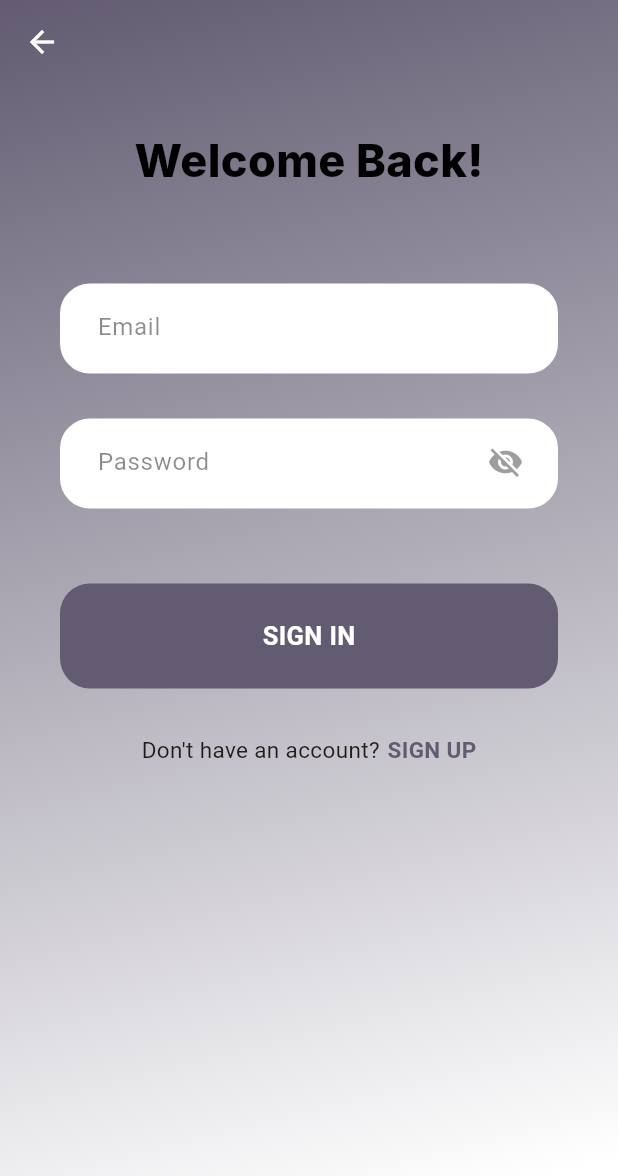
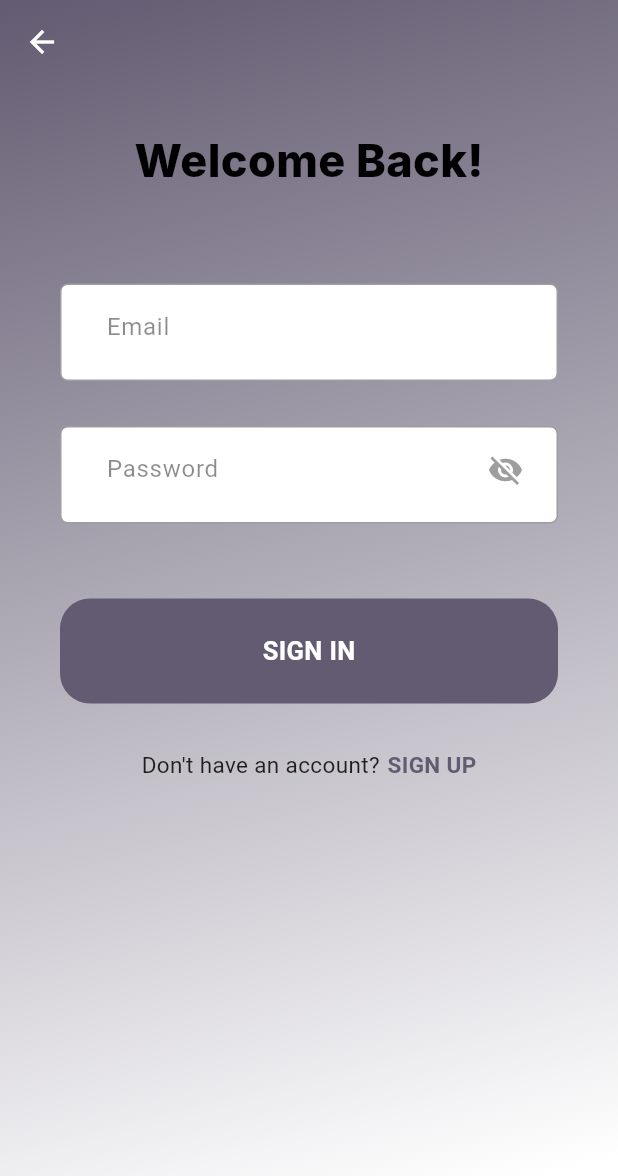
Before and after one commit to darkisabsent/InterSign-2, a Flutter app: the screen it shows after launch, after a tap on "LOGIN", on a phone screen of 412 x 824 dp. Shown: the top 1176 px of the screen. Run offline on Flutter 3.47's test engine with Material 3 defaults, Android fonts, the phone set to English and light mode, and no system bars; our stand-ins replace image_picker; missing offline and left inert: m_toast, window_manager; Roboto replaces fonts that are missing (Inter).

Commit message:
sign up screen

```diff
--- a/frontend/lib/screens/signup.dart
+++ b/frontend/lib/screens/signup.dart
@@ -1,4 +1,3 @@
-import 'dart:io';
 import 'package:flutter/material.dart';
 
 import '../utils/show_toast.dart';
@@ -53,33 +52,54 @@ class _SignUpState extends State<SignUp> {
                 crossAxisAlignment: CrossAxisAlignment.center,
                 mainAxisAlignment: MainAxisAlignment.spaceAround,
                 children: [
-                  const Text("Inter Sign"),
-                  const SizedBox(height: 20),
+                  Row(
+                    mainAxisAlignment: MainAxisAlignment.center,
+                    children: [
+                      Text(
+                        "Inter",
+                        style: Theme.of(context).textTheme.headlineLarge,
+                      ),
+                      const SizedBox(width: 5),
+                      Image.asset(
+                        'assets/images/avatar_image.png',
+                        height: 50,
+                        width: 50,
+                      ),
+                      const SizedBox(width: 5), // Optional spacing
+                      Text(
+                        "Sign",
+                        style: Theme.of(context).textTheme.headlineLarge,
+                      ),
+                    ],
+                  ),
+                  const SizedBox(height: 5),
                   Padding(
                     padding: const EdgeInsets.symmetric(horizontal: 20),
                     child: Column(
                       mainAxisAlignment: MainAxisAlignment.center,
                       children: [
-                        const Text("Sign Up",
-                            style: TextStyle(
-                                color: Colors.black,
-                                fontSize: 25,
-                                fontWeight: FontWeight.bold)),
+                        Text(
+                          "Sign Up",
+                          style: Theme.of(context).textTheme.headlineMedium,
+                        ),
                         const SizedBox(height: 20),
                         FormContainerWidget(
-                          hintText: "Full Name",
+                          labelText: "FIRST NAME",
+                          hintText: "John",
                           isPasswordField: false,
                           controller: _fullNameController,
                         ),
                         //const SizedBox(height: 7),
                         FormContainerWidget(
-                          hintText: "Email",
+                          labelText: "EMAIL ADDRESS",
+                          hintText: "johndoe@example.com",
                           isPasswordField: false,
                           controller: _emailController,
                         ),
                         //const SizedBox(height: 7),
                         FormContainerWidget(
-                          hintText: "Password",
+                          labelText: "PASSWORD",
+                          hintText: "********",
                           isPasswordField: true,
                           controller: _passwordController,
                         ),
@@ -93,7 +113,8 @@ class _SignUpState extends State<SignUp> {
                                   fontSize: 15)),
                         ),
                         FormContainerWidget(
-                          hintText: "Confirm Password",
+                          labelText: "CONFIRM PASSWORD",
+                          hintText: "********",
                           isPasswordField: true,
                           controller: _confirmPasswordController,
                         ),
--- a/frontend/lib/themes/light_theme.dart
+++ b/frontend/lib/themes/light_theme.dart
@@ -31,11 +31,18 @@ class AppTheme {
 
 // Typography
     textTheme: TextTheme(
-      headlineLarge: TextStyle(color: Colors.blue[900]),
-      headlineMedium: const TextStyle(color: Colors.black),
+      headlineLarge: const TextStyle(
+        color: Color(0xff000557),
+        fontSize: 35,
+        fontWeight: FontWeight.w900,
+      ),
+      headlineMedium: const TextStyle(
+        color: Colors.black,
+        fontSize: 20,
+        fontWeight: FontWeight.bold,
+      ),
       bodyLarge: TextStyle(color: Colors.blue[900]),
       bodyMedium: const TextStyle(color: Colors.black),
-// ... and so on for other text styles
     ),
 
 // Input Decoration themes
--- a/frontend/lib/widgets/form_container.dart
+++ b/frontend/lib/widgets/form_container.dart
@@ -35,7 +35,7 @@ class _FormContainerWidgetState extends State<FormContainerWidget> {
   @override
   Widget build(BuildContext context) {
     return Container(
-        height: 60,
+        height: 65,
         padding: const EdgeInsets.symmetric(horizontal: 10),
         margin: const EdgeInsets.symmetric(
             horizontal: 20,
@@ -44,8 +44,8 @@ class _FormContainerWidgetState extends State<FormContainerWidget> {
         width: double.infinity,
         decoration: BoxDecoration(
           color: Colors.white,
-          borderRadius: BorderRadius.circular(20),
-          border: Border.all(color: Colors.white),
+          borderRadius: BorderRadius.circular(5),
+          border: Border.all(color: Colors.grey),
         ),
         child:
         Container(
@@ -63,9 +63,10 @@ class _FormContainerWidgetState extends State<FormContainerWidget> {
                 border: InputBorder.none,
                 filled: true,
                 fillColor: Colors.transparent,
+                labelText: widget.labelText,
                 hintText: widget.hintText,
                 hintStyle: const TextStyle(color: Colors.black45),
-                contentPadding: const EdgeInsets.symmetric(vertical: 16, horizontal: 10),
+                contentPadding: const EdgeInsets.symmetric(vertical: 16, horizontal: 16),
                 suffixIcon: GestureDetector(
                   onTap: () {
                     setState(() {
```
